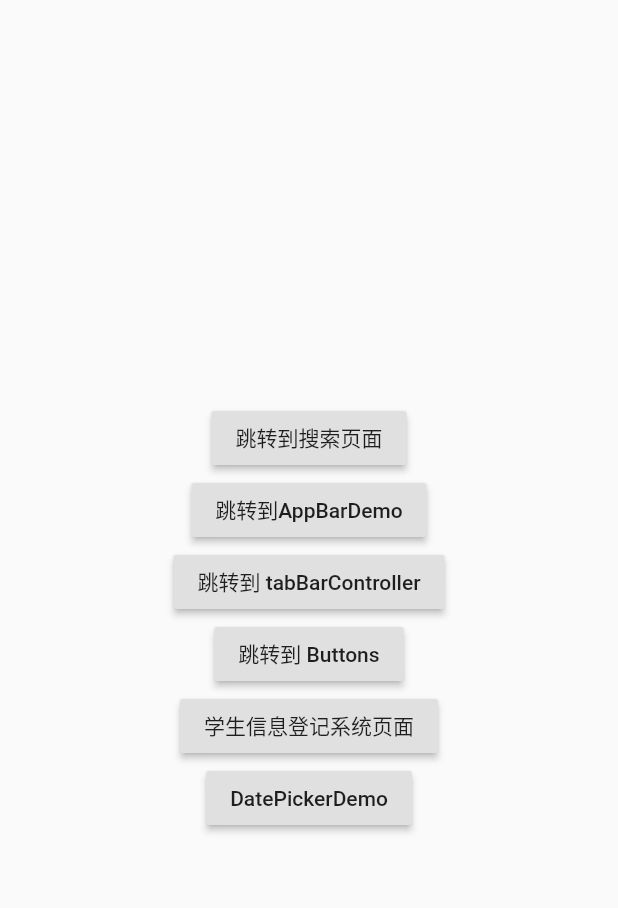
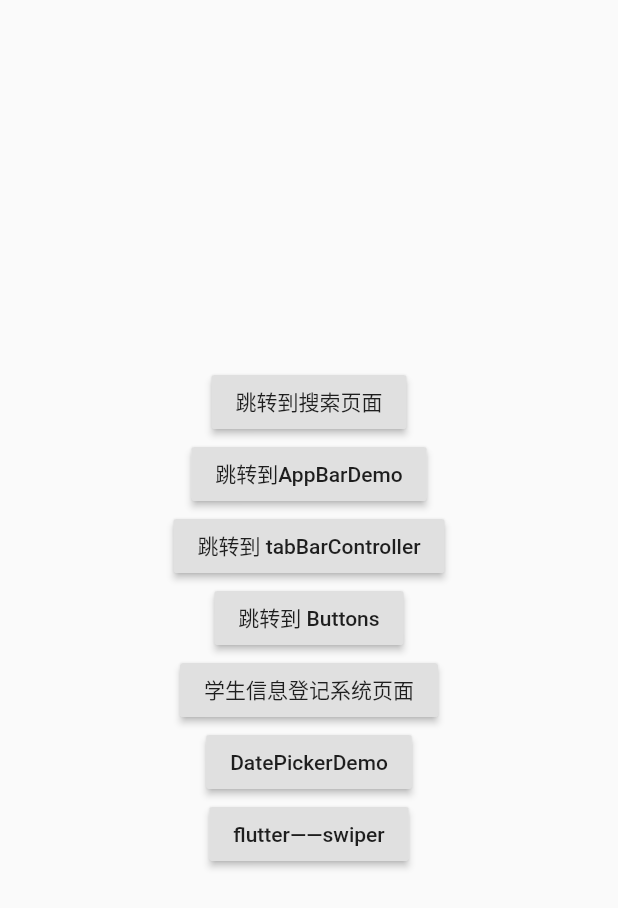
Before and after one commit to zzzplus/flutterDemo1, a Flutter app: the HomePage widget shown alone on an empty page, opened directly, on a phone screen of 412 x 824 dp. Shown: the top 908 px of the screen. Run offline on Flutter 3.47's test engine with Material 2 defaults, Android fonts, the phone set to English and light mode, and no system bars; our stand-ins replace date_format, flutter_swiper; network calls fail.

Commit message:
feature：swiper

```diff
--- a/lib/main.dart
+++ b/lib/main.dart
@@ -14,7 +14,7 @@ class MyApp extends StatelessWidget {
   @override
   Widget build(BuildContext context) {
     return MaterialApp(
-      initialRoute: '/',
+      initialRoute: '/swiper',
       onGenerateRoute: onGenerateRoute,
       theme: ThemeData(primaryColor: Colors.lightBlue),
 
--- a/lib/pages/tabs/Home.dart
+++ b/lib/pages/tabs/Home.dart
@@ -56,6 +56,12 @@ class _HomePageState extends State<HomePage> {
               Navigator.pushNamed(context, '/datePicker');
             },
           ),
+          RaisedButton(
+            child: Text('flutter——swiper'),
+            onPressed: () {
+              Navigator.pushNamed(context, '/swiper');
+            },
+          ),
         ],
       ),
     );
--- a/lib/routes/Routes.dart
+++ b/lib/routes/Routes.dart
@@ -15,6 +15,7 @@ import '../pages/Buttons.dart';
 import '../pages/TextFile.dart';
 import '../pages/FormDemo.dart';
 import '../pages/DatePicker.dart';
+import '../pages/Swiper.dart';
 
 final routes = <String, WidgetBuilder>{
   '/': (context) => Tabs(),
@@ -31,6 +32,7 @@ final routes = <String, WidgetBuilder>{
   '/textFile': (context) => TextFilePage(),
   '/formDemo': (context) => FormDemoPage(),
   '/datePicker': (context) => DatePickerDemo(),
+  '/swiper': (context) => SwiperPage(),
 };
 
 var onGenerateRoute = (RouteSettings settings) {
--- a/pubspec.yaml
+++ b/pubspec.yaml
@@ -24,6 +24,7 @@ dependencies:
   flutter:
     sdk: flutter
   date_format: ^1.0.8
+  flutter_swiper: ^1.1.6
 
   # flutter_localizations:
   #   sdk: flutter
```
Also changed, not shown: lib/pages/Swiper.dart (added, +53 -0 lines), pubspec.lock.
